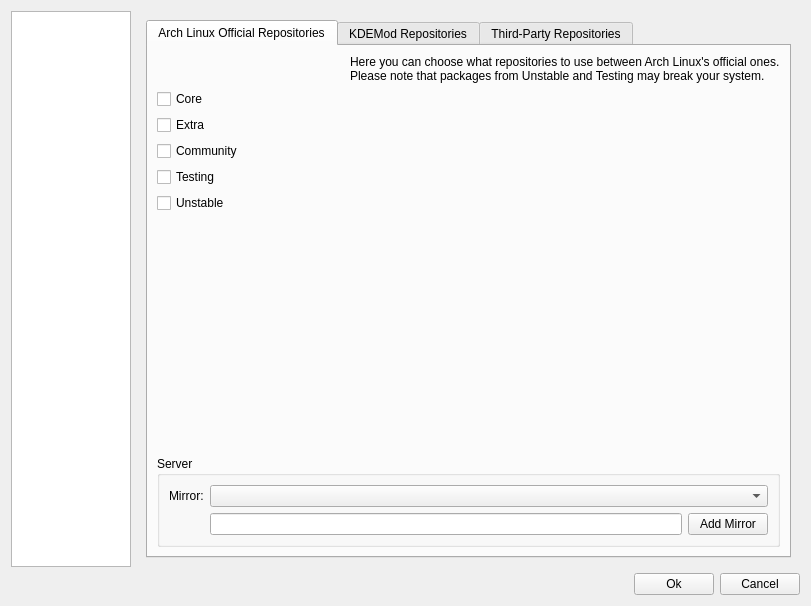
The window that trunk/shaman/ui/configDialog.ui (drf/shaman1) describes before a commit, drawn with Qt 5.
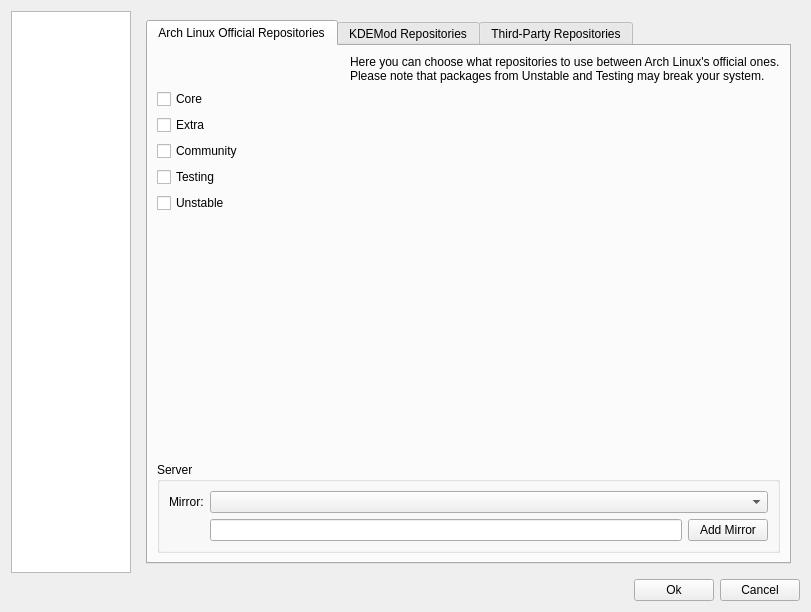
The same window after the commit. The open tabs and pages were chosen to show the change. Icons and pictures are not drawn.

The edit to the form file:
```diff
--- a/trunk/shaman/ui/configDialog.ui
+++ b/trunk/shaman/ui/configDialog.ui
@@ -6,7 +6,7 @@
     <x>0</x>
     <y>0</y>
     <width>811</width>
-    <height>606</height>
+    <height>612</height>
    </rect>
   </property>
   <property name="windowTitle" >
@@ -387,6 +387,14 @@
       </layout>
      </widget>
      <widget class="QWidget" name="page" >
+      <property name="geometry" >
+       <rect>
+        <x>0</x>
+        <y>0</y>
+        <width>100</width>
+        <height>30</height>
+       </rect>
+      </property>
       <layout class="QGridLayout" >
        <item row="1" column="0" >
         <widget class="QTabWidget" name="repoTab" >
@@ -394,6 +402,14 @@
           <number>0</number>
          </property>
          <widget class="QWidget" name="officialTab" >
+          <property name="geometry" >
+           <rect>
+            <x>0</x>
+            <y>0</y>
+            <width>640</width>
+            <height>320</height>
+           </rect>
+          </property>
           <attribute name="title" >
            <string>Arch Linux Official Repositories</string>
           </attribute>
```
Left out of the diff: 111 changed lines with no effect on the pictures.
